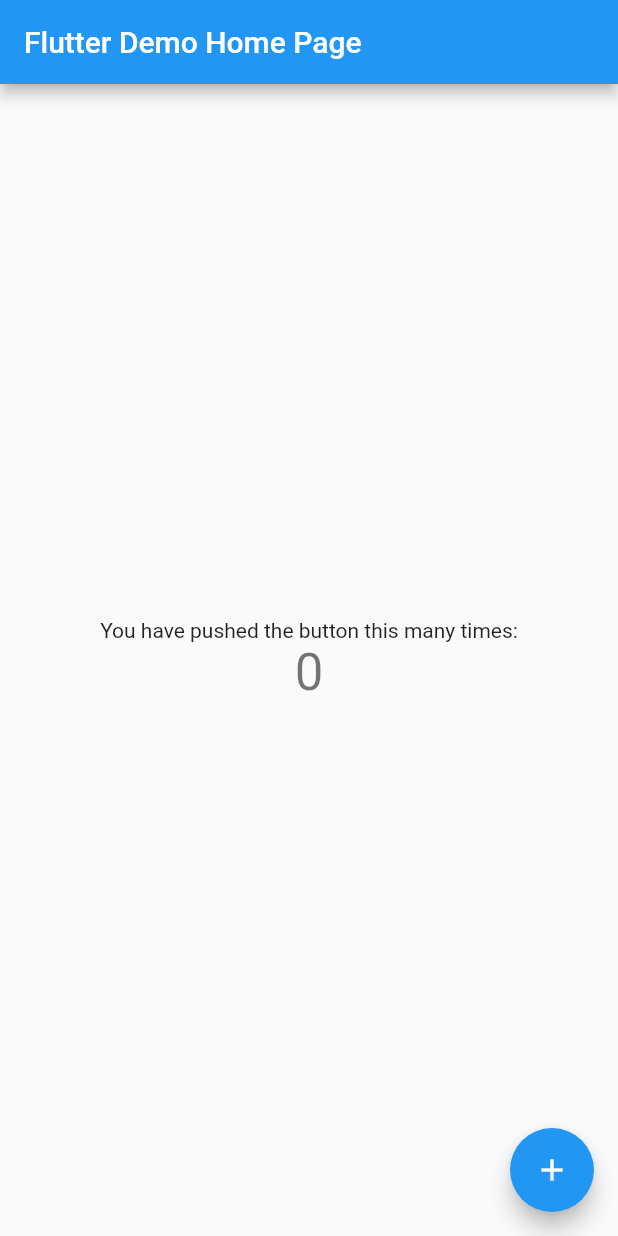
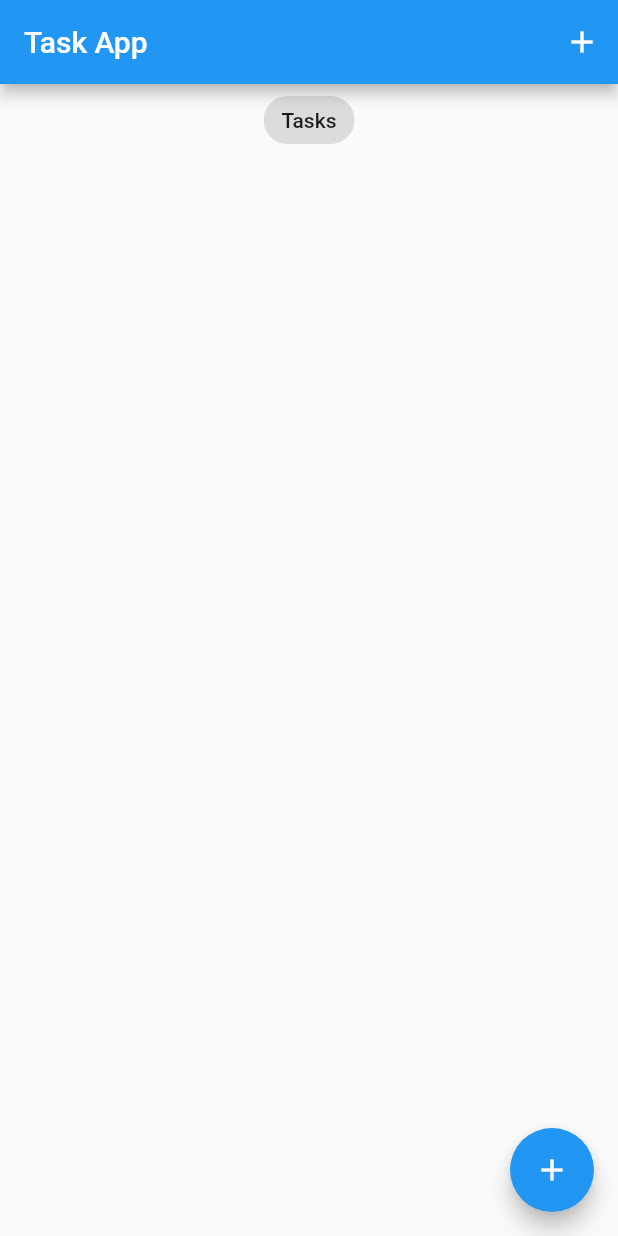
Before and after one commit to staticGuru/Todoapp, a Flutter app: the screen it shows after launch, on a phone screen of 412 x 824 dp. Run offline on Flutter 3.47's test engine with Material 2 defaults, Android fonts, the phone set to English and light mode, and no system bars; our stand-ins replace equatable.

Commit message:
add the tasks screen

```diff
--- a/lib/main.dart
+++ b/lib/main.dart
@@ -1,4 +1,5 @@
 import 'package:flutter/material.dart';
+import 'package:todoapp/screens/tasks_screen.dart';
 
 void main() {
   runApp(const MyApp());
@@ -13,103 +14,9 @@ class MyApp extends StatelessWidget {
     return MaterialApp(
       title: 'Flutter Demo',
       theme: ThemeData(
-        // This is the theme of your application.
-        //
-        // Try running your application with "flutter run". You'll see the
-        // application has a blue toolbar. Then, without quitting the app, try
-        // changing the primarySwatch below to Colors.green and then invoke
-        // "hot reload" (press "r" in the console where you ran "flutter run",
-        // or simply save your changes to "hot reload" in a Flutter IDE).
-        // Notice that the counter didn't reset back to zero; the application
-        // is not restarted.
         primarySwatch: Colors.blue,
       ),
-      home: const MyHomePage(title: 'Flutter Demo Home Page'),
+      home: TasksScreen(),
     );
   }
 }
-
-class MyHomePage extends StatefulWidget {
-  const MyHomePage({super.key, required this.title});
-
-  // This widget is the home page of your application. It is stateful, meaning
-  // that it has a State object (defined below) that contains fields that affect
-  // how it looks.
-
-  // This class is the configuration for the state. It holds the values (in this
-  // case the title) provided by the parent (in this case the App widget) and
-  // used by the build method of the State. Fields in a Widget subclass are
-  // always marked "final".
-
-  final String title;
-
-  @override
-  State<MyHomePage> createState() => _MyHomePageState();
-}
-
-class _MyHomePageState extends State<MyHomePage> {
-  int _counter = 0;
-
-  void _incrementCounter() {
-    setState(() {
-      // This call to setState tells the Flutter framework that something has
-      // changed in this State, which causes it to rerun the build method below
-      // so that the display can reflect the updated values. If we changed
-      // _counter without calling setState(), then the build method would not be
-      // called again, and so nothing would appear to happen.
-      _counter++;
-    });
-  }
-
-  @override
-  Widget build(BuildContext context) {
-    // This method is rerun every time setState is called, for instance as done
-    // by the _incrementCounter method above.
-    //
-    // The Flutter framework has been optimized to make rerunning build methods
-    // fast, so that you can just rebuild anything that needs updating rather
-    // than having to individually change instances of widgets.
-    return Scaffold(
-      appBar: AppBar(
-        // Here we take the value from the MyHomePage object that was created by
-        // the App.build method, and use it to set our appbar title.
-        title: Text(widget.title),
-      ),
-      body: Center(
-        // Center is a layout widget. It takes a single child and positions it
-        // in the middle of the parent.
-        child: Column(
-          // Column is also a layout widget. It takes a list of children and
-          // arranges them vertically. By default, it sizes itself to fit its
-          // children horizontally, and tries to be as tall as its parent.
-          //
-          // Invoke "debug painting" (press "p" in the console, choose the
-          // "Toggle Debug Paint" action from the Flutter Inspector in Android
-          // Studio, or the "Toggle Debug Paint" command in Visual Studio Code)
-          // to see the wireframe for each widget.
-          //
-          // Column has various properties to control how it sizes itself and
-          // how it positions its children. Here we use mainAxisAlignment to
-          // center the children vertically; the main axis here is the vertical
-          // axis because Columns are vertical (the cross axis would be
-          // horizontal).
-          mainAxisAlignment: MainAxisAlignment.center,
-          children: <Widget>[
-            const Text(
-              'You have pushed the button this many times:',
-            ),
-            Text(
-              '$_counter',
-              style: Theme.of(context).textTheme.headline4,
-            ),
-          ],
-        ),
-      ),
-      floatingActionButton: FloatingActionButton(
-        onPressed: _incrementCounter,
-        tooltip: 'Increment',
-        child: const Icon(Icons.add),
-      ), // This trailing comma makes auto-formatting nicer for build methods.
-    );
-  }
-}
--- a/lib/models/task.dart
+++ b/lib/models/task.dart
@@ -3,11 +3,11 @@ import 'dart:convert';
 import 'package:equatable/equatable.dart';
 
 // ignore_for_file: public_member_api_docs, sort_constructors_first
-class task extends Equatable{
+class Task extends Equatable{
   final String title;
   bool? isDone;
   bool? isDeleted;
-  task({
+  Task({
     required this.title,
     this.isDone,
     this.isDeleted,
@@ -16,12 +16,12 @@ class task extends Equatable{
     isDeleted = isDeleted ?? false;
   }
 
-  task copyWith({
+  Task copyWith({
     String? title,
     bool? isDone,
     bool? isDeleted,
   }) {
-    return task(
+    return Task(
       title: title ?? this.title,
       isDone: isDone ?? this.isDone,
       isDeleted: isDeleted ?? this.isDeleted,
@@ -36,8 +36,8 @@ class task extends Equatable{
     };
   }
 
-  factory task.fromMap(Map<String, dynamic> map) {
-    return task(
+  factory Task.fromMap(Map<String, dynamic> map) {
+    return Task(
       title: map['title'] as String,
       isDone: map['isDone'] != null ? map['isDone'] as bool : null,
       isDeleted: map['isDeleted'] != null ? map['isDeleted'] as bool : null,
@@ -46,7 +46,7 @@ class task extends Equatable{
 
   String toJson() => json.encode(toMap());
 
-  factory task.fromJson(String source) => task.fromMap(json.decode(source) as Map<String, dynamic>);
+  factory Task.fromJson(String source) => Task.fromMap(json.decode(source) as Map<String, dynamic>);
 
   @override
   // TODO: implement props
--- /dev/null
+++ b/lib/screens/tasks_screen.dart
@@ -0,0 +1,38 @@
+import 'package:flutter/material.dart';
+
+import '../models/task.dart';
+
+class TasksScreen extends StatelessWidget {
+  TasksScreen({Key? key}) : super(key: key);
+  // ignore: prefer_final_fields
+  List<Task> _tasksList = [
+    Task(title: "task1"),
+    Task(title: "task2"),
+    Task(title: "task3")
+  ];
+
+  @override
+  Widget build(BuildContext context) {
+    return Scaffold(
+      appBar: AppBar(title: const Text('Task App'), actions: [
+        IconButton(
+          onPressed: () {},
+          icon: const Icon(Icons.add),
+        )
+      ]),
+      body: Column(
+        crossAxisAlignment: CrossAxisAlignment.center,
+        children: const [
+          Center(
+            child: Chip(label: Text('Tasks')),
+          ),
+        ],
+      ),
+      floatingActionButton: FloatingActionButton(
+        onPressed: () {},
+        tooltip: 'Add Task',
+        child: const Icon(Icons.add),
+      ),
+    );
+  }
+}
```
